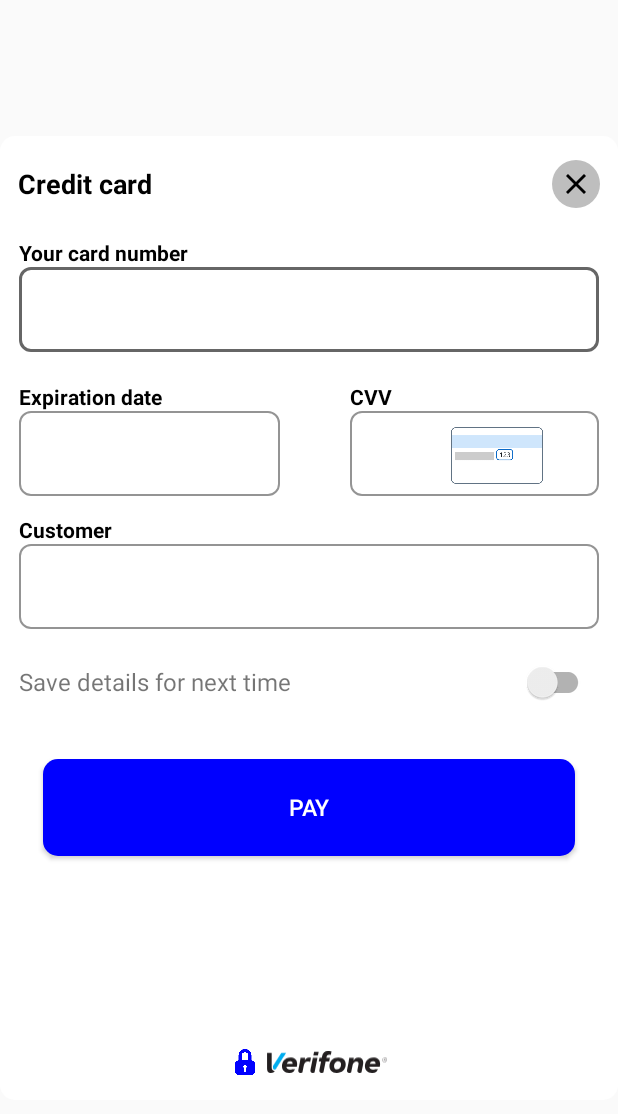
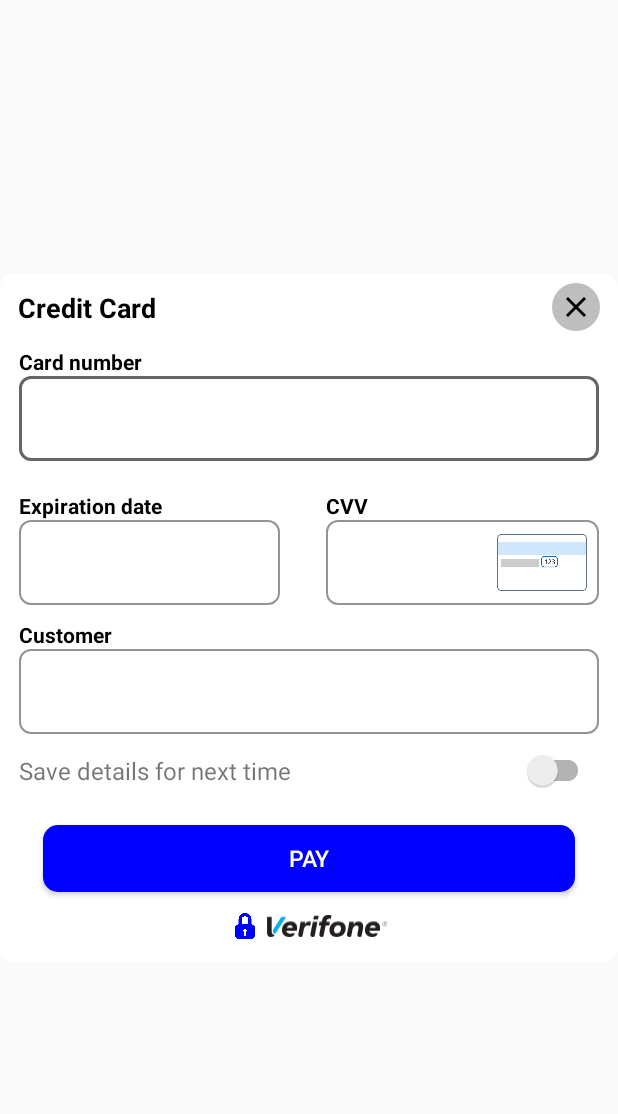
Before and after one commit to verifoneone/verifone-ecom-android-sdk, an Android app: the layout card_form_layout.xml on its own in the app's theme, with its tools: preview values and no code run, on a phone screen of 412 x 824 dp. Shown: the top 1114 px of the screen. Run offline under Robolectric (Android 15) with nearby library versions, the phone set to English and light mode, and no system bars.

Commit message:
fix layout issues

```diff
--- a/VerifoneAndroidLIB/build.gradle
+++ b/VerifoneAndroidLIB/build.gradle
@@ -24,9 +24,8 @@ android {
 }
 
 dependencies {
-    implementation(name: 'cardinalmobilesdk-2.2.5-4', ext: 'aar') {
-        transitive = true;
-    }
+
+    implementation(name: 'cardinalmobilesdk-2.2.5-4', ext: 'aar')
     implementation "org.jetbrains.kotlin:kotlin-stdlib:$kotlin_version"
     implementation 'androidx.core:core-ktx:1.3.2'
     implementation 'androidx.appcompat:appcompat:1.3.1'
--- a/VerifoneAndroidLIB/src/main/res/layout-land/card_form_layout.xml
+++ b/VerifoneAndroidLIB/src/main/res/layout-land/card_form_layout.xml
@@ -23,9 +23,10 @@
             android:id="@+id/logo_container"
             app:layout_constraintStart_toStartOf="parent"
             app:layout_constraintEnd_toEndOf="parent"
-            app:layout_constraintBottom_toBottomOf="parent"
+            app:layout_constraintTop_toBottomOf="@id/pay_button"
             app:layout_constraintHeight_percent=".048"
-            android:layout_marginBottom="10dp"
+            android:layout_marginTop="4dp"
+            android:layout_marginBottom="2dp"
             android:layout_width="wrap_content"
             android:layout_height="0dp">
             <androidx.appcompat.widget.AppCompatImageView
@@ -43,6 +44,7 @@
             <androidx.appcompat.widget.AppCompatTextView
                 android:id="@+id/logo_text"
                 android:textSize="14sp"
+                android:textColor="@color/light_grey"
                 android:gravity="center_vertical"
                 app:layout_constraintEnd_toStartOf="@id/verifone_logo"
                 app:layout_constraintTop_toTopOf="parent"
@@ -96,7 +98,7 @@
             android:layout_height="1.5dp"/>
         <androidx.appcompat.widget.AppCompatTextView
             android:id="@+id/card_number_hint_tv"
-            android:text="@string/cardNumberPlaceholder"
+            android:text="@string/cardNumberLabel"
             android:textStyle="bold"
             android:textColor="@android:color/black"
             app:layout_constraintBottom_toTopOf="@id/card_number_input_layout"
@@ -153,7 +155,7 @@
                 app:layout_constraintTop_toTopOf="parent"
                 app:layout_constraintBottom_toBottomOf="parent"
                 app:layout_constraintWidth_percent=".1"
-                app:layout_constraintHeight_percent=".27"
+                app:layout_constraintHeight_percent=".4"
                 android:layout_width="0dp"
                 android:layout_height="0dp"/>
             <androidx.appcompat.widget.AppCompatImageView
@@ -320,14 +322,15 @@
                     android:textSize="16sp"
                     android:paddingStart="@dimen/card_input_padding"
                     android:textColor="@android:color/black"
-                    android:layout_height="match_parent" />
+                    android:layout_height="wrap_content" />
             </com.google.android.material.textfield.TextInputLayout>
             <com.google.android.material.textfield.TextInputLayout
                 android:id="@+id/cvc_input_dummy"
                 android:layout_width="0dp"
-                app:layout_constraintWidth_percent=".38"
+                app:layout_constraintWidth_percent=".4"
                 android:layout_height="wrap_content"
                 android:layout_marginEnd="8dp"
+                app:hintEnabled="false"
                 style="@style/Widget.MaterialComponents.TextInputLayout.OutlinedBox"
                 app:boxCornerRadiusBottomEnd="8dp"
                 app:boxCornerRadiusBottomStart="8dp"
@@ -352,23 +355,21 @@
                     android:maxLength="4"
                     android:text="Dumm"
                     android:inputType="number"
-                    android:textSize="14sp"
+                    android:textSize="16sp"
                     android:paddingStart="0dp"
                     android:textColor="@android:color/transparent"
-                    android:layout_height="match_parent" />
+                    android:layout_height="wrap_content" />
             </com.google.android.material.textfield.TextInputLayout>
 
             <androidx.appcompat.widget.AppCompatImageView
                 android:id="@+id/secure_code_hint_im"
                 app:layout_constraintEnd_toEndOf="@id/cvc_input_dummy"
                 android:src="@drawable/secure_hint_other"
-                app:layout_constraintHeight_percent=".42"
+                android:scaleType="fitXY"
                 app:layout_constraintTop_toTopOf="@id/cvc_input_dummy"
                 app:layout_constraintBottom_toBottomOf="@id/cvc_input_dummy"
-                android:layout_marginEnd="10dp"
-                app:layout_constraintWidth_percent=".11"
-                android:layout_width="0dp"
-                android:layout_height="0dp"/>
+                android:layout_width="@dimen/cvv_logo_width"
+                android:layout_height="@dimen/cvv_logo_height"/>
         </androidx.constraintlayout.widget.ConstraintLayout>
 
         <androidx.appcompat.widget.AppCompatTextView
--- a/VerifoneAndroidLIB/src/main/res/layout/card_form_layout.xml
+++ b/VerifoneAndroidLIB/src/main/res/layout/card_form_layout.xml
@@ -13,17 +13,18 @@
         app:layout_constraintStart_toStartOf="parent"
         app:layout_constraintEnd_toEndOf="parent"
         app:layout_constraintWidth_percent="1"
-        app:layout_constraintHeight_percent=".78"
+        android:paddingBottom="14dp"
         android:layout_width="0dp"
-        android:layout_height="0dp">
+        android:layout_height="wrap_content">
 
         <androidx.constraintlayout.widget.ConstraintLayout
             android:id="@+id/logo_container"
             app:layout_constraintStart_toStartOf="parent"
             app:layout_constraintEnd_toEndOf="parent"
-            app:layout_constraintBottom_toBottomOf="parent"
+            app:layout_constraintTop_toBottomOf="@id/pay_button"
             app:layout_constraintHeight_percent=".048"
             android:layout_marginBottom="10dp"
+            android:layout_marginTop="12dp"
             android:layout_width="wrap_content"
             android:layout_height="0dp">
             <androidx.appcompat.widget.AppCompatImageView
@@ -41,6 +42,7 @@
             <androidx.appcompat.widget.AppCompatTextView
                 android:id="@+id/logo_text"
                 android:textSize="14sp"
+                android:textColor="@color/light_grey"
                 android:gravity="center_vertical"
                 app:layout_constraintEnd_toStartOf="@id/verifone_logo"
                 app:layout_constraintTop_toTopOf="parent"
@@ -94,7 +96,7 @@
             android:layout_height="1.5dp"/>
         <androidx.appcompat.widget.AppCompatTextView
             android:id="@+id/card_number_hint_tv"
-            android:text="@string/cardNumberPlaceholder"
+            android:text="@string/cardNumberLabel"
             android:textStyle="bold"
             android:textColor="@android:color/black"
             app:layout_constraintBottom_toTopOf="@id/card_number_input_layout"
@@ -151,7 +153,7 @@
                 app:layout_constraintTop_toTopOf="parent"
                 app:layout_constraintBottom_toBottomOf="parent"
                 app:layout_constraintWidth_percent=".16"
-                app:layout_constraintHeight_percent=".28"
+                app:layout_constraintHeight_percent=".39"
                 android:layout_width="0dp"
                 android:layout_height="0dp"/>
             <androidx.appcompat.widget.AppCompatImageView
@@ -174,7 +176,7 @@
                 app:layout_constraintTop_toTopOf="parent"
                 app:layout_constraintBottom_toBottomOf="parent"
                 app:layout_constraintWidth_percent=".13"
-                app:layout_constraintHeight_percent=".59"
+                app:layout_constraintHeight_percent=".77"
                 android:layout_width="0dp"
                 android:layout_height="0dp"/>
             <androidx.appcompat.widget.AppCompatImageView
@@ -293,7 +295,7 @@
             <com.google.android.material.textfield.TextInputLayout
                 android:id="@+id/cvc_input_layout"
                 android:layout_width="0dp"
-                app:layout_constraintWidth_percent=".43"
+                app:layout_constraintWidth_percent=".47"
                 android:layout_height="wrap_content"
 
                 app:hintEnabled="false"
@@ -321,14 +323,15 @@
                     android:textSize="16sp"
                     android:paddingStart="@dimen/card_input_padding"
                     android:textColor="@android:color/black"
-                    android:layout_height="match_parent" />
+                    android:layout_height="wrap_content" />
                 </com.google.android.material.textfield.TextInputLayout>
             <com.google.android.material.textfield.TextInputLayout
                 android:id="@+id/cvc_input_dummy"
                 android:layout_width="0dp"
-                app:layout_constraintWidth_percent=".36"
+                app:layout_constraintWidth_percent=".45"
                 android:layout_height="wrap_content"
-                android:layout_marginEnd="8dp"
+                android:layout_marginEnd="2dp"
+                app:hintEnabled="false"
                 style="@style/Widget.MaterialComponents.TextInputLayout.OutlinedBox"
                 app:boxCornerRadiusBottomEnd="8dp"
                 app:boxCornerRadiusBottomStart="8dp"
@@ -343,7 +346,7 @@
                 android:theme="@style/EditTextThemeOverlay"
                 app:layout_constraintStart_toStartOf="@id/cvc_input_layout"
 
-                app:layout_constraintTop_toTopOf="@id/cvc_input_layout"
+                app:layout_constraintTop_toBottomOf="@id/cvc_hint_tv"
                >
                 <com.google.android.material.textfield.TextInputEditText
                     android:id="@+id/cvc_nr_dummy"
@@ -354,23 +357,21 @@
                     android:maxLength="4"
                     android:text="Dumm"
                     android:inputType="number"
-                    android:textSize="14sp"
+                    android:textSize="16sp"
                     android:paddingStart="0dp"
                     android:textColor="@android:color/transparent"
-                    android:layout_height="match_parent" />
+                    android:layout_height="wrap_content" />
             </com.google.android.material.textfield.TextInputLayout>
 
             <androidx.appcompat.widget.AppCompatImageView
                 android:id="@+id/secure_code_hint_im"
                 app:layout_constraintEnd_toEndOf="@id/cvc_input_dummy"
                 android:src="@drawable/secure_hint_other"
-                app:layout_constraintHeight_percent=".68"
+                android:scaleType="fitXY"
                 app:layout_constraintTop_toTopOf="@id/cvc_input_dummy"
                 app:layout_constraintBottom_toBottomOf="@id/cvc_input_dummy"
-                android:layout_marginEnd="10dp"
-                app:layout_constraintWidth_percent=".16"
-                android:layout_width="0dp"
-                android:layout_height="0dp"/>
+                android:layout_width="@dimen/cvv_logo_width"
+                android:layout_height="@dimen/cvv_logo_height"/>
             </androidx.constraintlayout.widget.ConstraintLayout>
 
         <androidx.appcompat.widget.AppCompatTextView
@@ -449,7 +450,7 @@
             android:background="@drawable/pay_button_shape"
             android:text="@string/submitPay"
             android:textSize="15sp"
-            android:layout_marginTop="16dp"
+            android:layout_marginTop="12dp"
             android:textColor="@android:color/white"
             app:layout_constraintHeight_percent=".1"
             app:layout_constraintWidth_percent=".86"
--- a/VerifoneAndroidLIB/src/main/res/values-xxhdpi/dimen.xml
+++ b/VerifoneAndroidLIB/src/main/res/values-xxhdpi/dimen.xml
@@ -1,4 +1,6 @@
 <?xml version="1.0" encoding="utf-8"?>
 <resources>
     <dimen name="close_btn_size">32dp</dimen>
+    <dimen name="cvv_logo_height">38dp</dimen>
+    <dimen name="cvv_logo_width">60dp</dimen>
 </resources>
--- a/VerifoneAndroidLIB/src/main/res/values/dimen.xml
+++ b/VerifoneAndroidLIB/src/main/res/values/dimen.xml
@@ -7,4 +7,6 @@
     <dimen name="option_arrow_size">14dp</dimen>
     <dimen name="pay_options_padding">5dp</dimen>
     <dimen name="card_input_padding">16dp</dimen>
+    <dimen name="cvv_logo_height">30dp</dimen>
+    <dimen name="cvv_logo_width">48dp</dimen>
 </resources>
--- a/VerifoneAndroidLIB/src/main/res/values/strings.xml
+++ b/VerifoneAndroidLIB/src/main/res/values/strings.xml
@@ -55,7 +55,7 @@
    <string name="returnToMerchantInfoText">If you are not automatically redirected to merchant page in 10sec, please click on \'Continue back to store\'</string>
    <string name="paymentSelectTitle">Select payment method</string>
 
-   <string name="paymentProductTitleCard">Credit card</string>
+   <string name="paymentProductTitleCard">Credit Card</string>
    <string name="paymentProductTitlePaypal">PayPal</string>
    <string name="paymentProductTitleGooglePay">Google Pay</string>
    <string name="paymentProductTitleKlarna">Klarna</string>
--- a/app/build.gradle
+++ b/app/build.gradle
@@ -50,7 +50,6 @@ dependencies {
     implementation 'com.google.firebase:firebase-analytics-ktx'
     implementation(project(path: ":VerifoneAndroidLIB"))
 
-
     testImplementation 'junit:junit:4.12'
     androidTestImplementation 'androidx.test.ext:junit:1.1.2'
     androidTestImplementation 'androidx.test.espresso:espresso-core:3.3.0'
--- a/build.gradle
+++ b/build.gradle
@@ -26,9 +26,6 @@ allprojects {
         }
         google()
         jcenter()
-        //flatDir {
-        //    dirs 'libs'
-        //}
     }
 }
 
--- a/settings.gradle
+++ b/settings.gradle
@@ -1,4 +1,3 @@
 include ':VerifoneAndroidLIB'
 include ':app'
-include ':ThreedsHelper'
 rootProject.name = "VerifoneAndroidRoot"
```
Also changed, not shown: VerifoneAndroidLIB/src/main/java/com/verifone/connectors/screens/CardFormScreen.kt (+53 -28 lines), app/src/main/java/com/verifone/mobile/CheckoutActivity.kt (+0 -9 lines).
